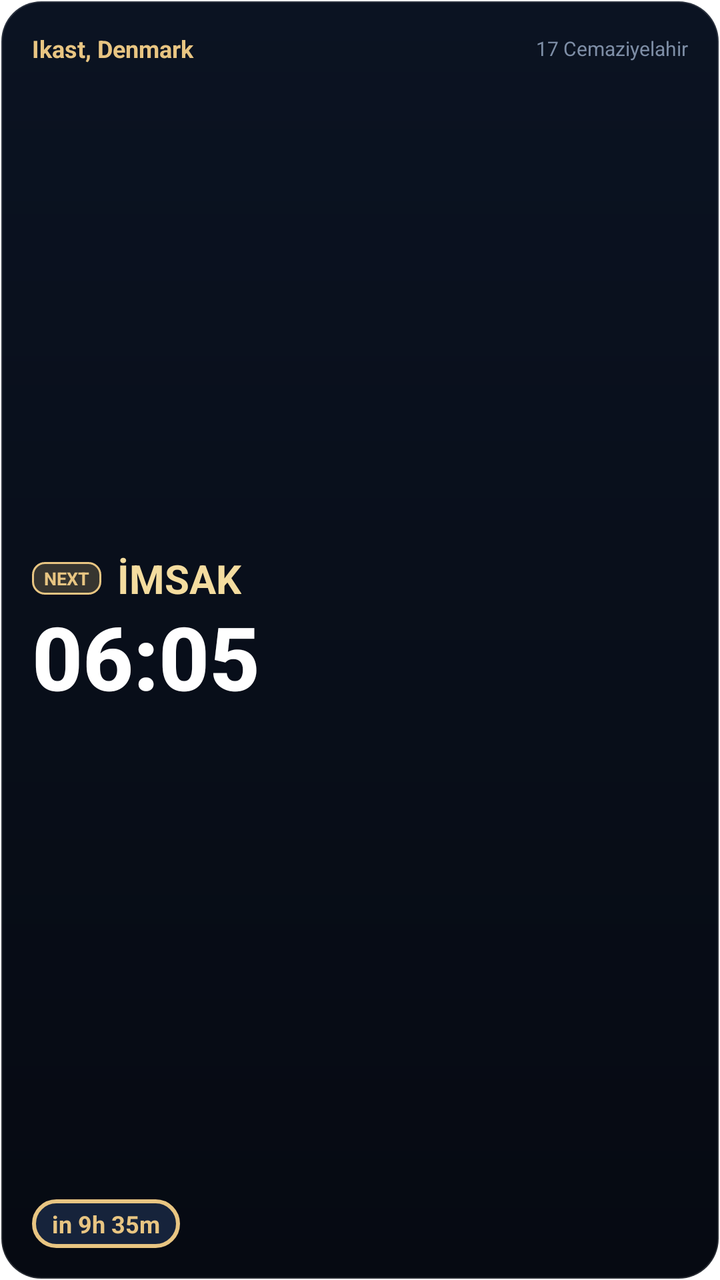
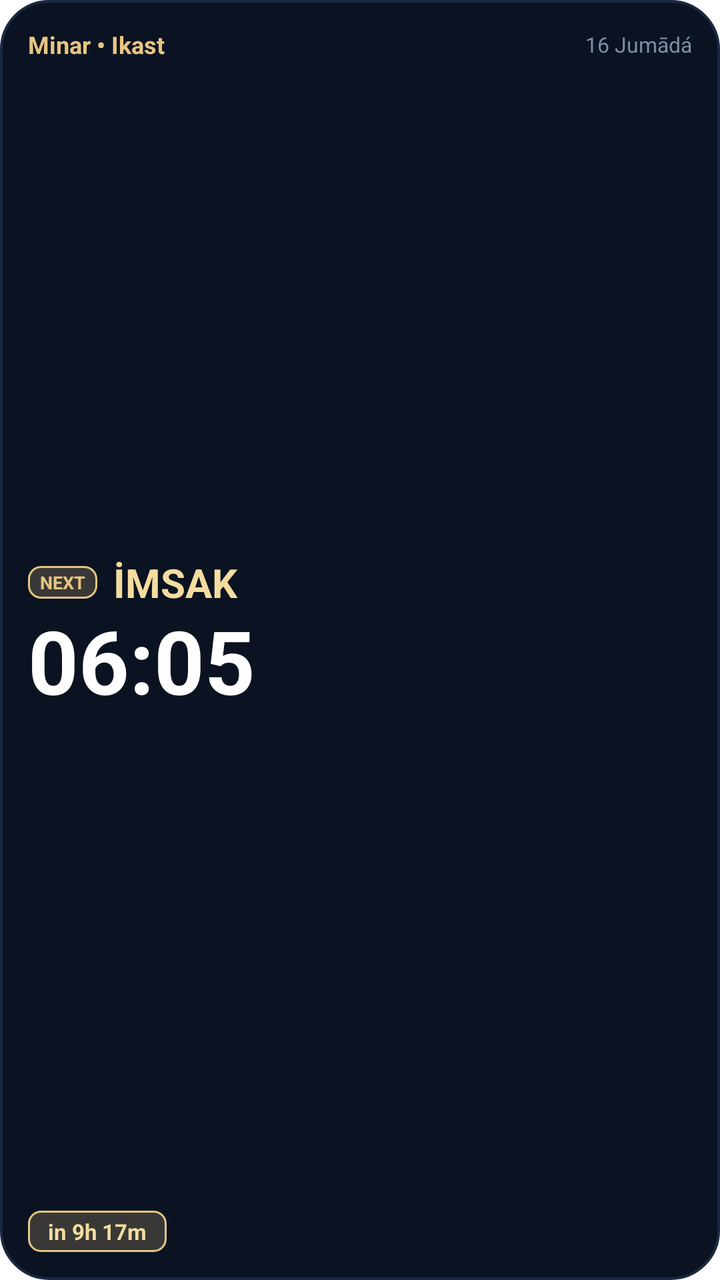

Before-and-after screenshots of an Android layout around one commit, followed by the original layout XML and the change that was made.
<!-- AndroidManifest.xml: fallback theme Theme.MaterialComponents.DayNight.NoActionBar -->
<!-- res/layout/widget_next_prayer.xml -->
<?xml version="1.0" encoding="utf-8"?>
<RelativeLayout xmlns:android="http://schemas.android.com/apk/res/android"
    android:id="@+id/widget_next_prayer_root"
    android:layout_width="match_parent"
    android:layout_height="match_parent"
    android:background="@drawable/widget_card_bg"
    android:padding="16dp">

    
    <LinearLayout
        android:id="@+id/widget_next_header"
        android:layout_width="match_parent"
        android:layout_height="wrap_content"
        android:layout_alignParentTop="true"
        android:gravity="center_vertical"
        android:orientation="horizontal">

        <TextView
            android:id="@+id/widget_next_city"
            android:layout_width="0dp"
            android:layout_height="wrap_content"
            android:layout_weight="1"
            android:ellipsize="end"
            android:maxLines="1"
            android:text="Ikast, Denmark"
            android:textColor="#E8C582"
            android:textSize="12sp"
            android:textStyle="bold" />

        <TextView
            android:id="@+id/widget_next_hijri"
            android:layout_width="wrap_content"
            android:layout_height="wrap_content"
            android:ellipsize="end"
            android:maxLines="1"
            android:text="17 Cemaziyelahir"
            android:textColor="#7E8EA6"
            android:textSize="10sp" />
    </LinearLayout>

    
    <LinearLayout
        android:layout_width="match_parent"
        android:layout_height="wrap_content"
        android:layout_above="@+id/widget_next_remaining_container"
        android:layout_below="@id/widget_next_header"
        android:gravity="center_vertical"
        android:orientation="vertical">

        
        <LinearLayout
            android:layout_width="wrap_content"
            android:layout_height="wrap_content"
            android:gravity="center_vertical"
            android:orientation="horizontal">

            <TextView
                android:id="@+id/widget_next_badge"
                android:layout_width="wrap_content"
                android:layout_height="wrap_content"
                android:background="@drawable/widget_pill_gold"
                android:paddingHorizontal="6dp"
                android:paddingVertical="2dp"
                android:text="NEXT"
                android:textColor="#E8C582"
                android:textSize="9sp"
                android:textStyle="bold" />

            <TextView
                android:id="@+id/widget_next_name"
                android:layout_width="wrap_content"
                android:layout_height="wrap_content"
                android:layout_marginStart="8dp"
                android:ellipsize="end"
                android:maxLines="1"
                android:text="İMSAK"
                android:textColor="#F4DC9F"
                android:textSize="20sp"
                android:textStyle="bold" />
        </LinearLayout>

        
        <TextView
            android:id="@+id/widget_next_time"
            android:layout_width="wrap_content"
            android:layout_height="wrap_content"
            android:layout_marginTop="2dp"
            android:fontFamily="sans-serif-medium"
            android:includeFontPadding="false"
            android:text="06:05"
            android:textColor="#FFFFFF"
            android:textSize="44sp"
            android:textStyle="bold" />
    </LinearLayout>

    
    <LinearLayout
        android:id="@+id/widget_next_remaining_container"
        android:layout_width="wrap_content"
        android:layout_height="wrap_content"
        android:layout_alignParentBottom="true"
        android:background="@drawable/widget_cell_active"
        android:gravity="center_vertical"
        android:paddingHorizontal="10dp"
        android:paddingVertical="4dp">

        <TextView
            android:id="@+id/widget_next_remaining"
            android:layout_width="wrap_content"
            android:layout_height="wrap_content"
            android:text="in 9h 35m"
            android:textColor="#E8C582"
            android:textSize="12sp"
            android:textStyle="bold" />
    </LinearLayout>

</RelativeLayout>
<!-- resources referenced by this layout -->
<resources>
  <!-- drawable widget_card_bg (drawable) -->
  <?xml version="1.0" encoding="utf-8"?>
  <shape xmlns:android="http://schemas.android.com/apk/res/android"
      android:shape="rectangle">
      <gradient
          android:angle="270"
          android:startColor="#0B1322"
          android:endColor="#060A12"
          android:type="linear" />
      <corners android:radius="20dp" />
      <stroke
          android:width="1.2dp"
          android:color="#22FFFFFF" />
  </shape>
  <!-- drawable widget_cell_active (drawable) -->
  <?xml version="1.0" encoding="utf-8"?>
  <shape xmlns:android="http://schemas.android.com/apk/res/android"
      android:shape="rectangle">
      <solid android:color="#16233B" />
      <corners android:radius="12dp" />
      <stroke
          android:width="2dp"
          android:color="#E8C582" />
  </shape>
  <!-- drawable widget_pill_gold (drawable) -->
  <?xml version="1.0" encoding="utf-8"?>
  <shape xmlns:android="http://schemas.android.com/apk/res/android"
      android:shape="rectangle">
      <solid android:color="#35E8C582" />
      <corners android:radius="6dp" />
      <stroke
          android:width="1dp"
          android:color="#E8C582" />
  </shape>
</resources>

<!-- the commit's change to res/layout/widget_next_prayer.xml (unified diff, before → after) -->
@@ -3,8 +3,8 @@
     android:id="@+id/widget_next_prayer_root"
     android:layout_width="match_parent"
     android:layout_height="match_parent"
-    android:background="@drawable/widget_card_bg"
-    android:padding="16dp">
+    android:background="@drawable/widget_bg_midnight"
+    android:padding="14dp">
 
     
     <LinearLayout
@@ -22,7 +22,7 @@
             android:layout_weight="1"
             android:ellipsize="end"
             android:maxLines="1"
-            android:text="Ikast, Denmark"
+            android:text="Minar • Ikast"
             android:textColor="#E8C582"
             android:textSize="12sp"
             android:textStyle="bold" />
@@ -33,9 +33,9 @@
             android:layout_height="wrap_content"
             android:ellipsize="end"
             android:maxLines="1"
-            android:text="17 Cemaziyelahir"
+            android:text="16 Jumādá"
             android:textColor="#7E8EA6"
-            android:textSize="10sp" />
+            android:textSize="10.5sp" />
     </LinearLayout>
 
     
@@ -85,7 +85,6 @@
             android:layout_width="wrap_content"
             android:layout_height="wrap_content"
             android:layout_marginTop="2dp"
-            android:fontFamily="sans-serif-medium"
             android:includeFontPadding="false"
             android:text="06:05"
             android:textColor="#FFFFFF"
@@ -99,19 +98,17 @@
         android:layout_width="wrap_content"
         android:layout_height="wrap_content"
         android:layout_alignParentBottom="true"
-        android:background="@drawable/widget_cell_active"
-        android:gravity="center_vertical"
+        android:background="@drawable/widget_pill_gold"
         android:paddingHorizontal="10dp"
-        android:paddingVertical="4dp">
+        android:paddingVertical="3dp">
 
         <TextView
             android:id="@+id/widget_next_remaining"
             android:layout_width="wrap_content"
             android:layout_height="wrap_content"
-            android:text="in 9h 35m"
-            android:textColor="#E8C582"
-            android:textSize="12sp"
+            android:text="in 9h 17m"
+            android:textColor="#F4DC9F"
+            android:textSize="11sp"
             android:textStyle="bold" />
     </LinearLayout>
-
 </RelativeLayout>
<!-- resource entries referenced after the edit -->
@@ -1,28 +1,12 @@
 <!-- resources referenced by this layout -->
 <resources>
-  <!-- drawable widget_card_bg (drawable) -->
+  <!-- drawable widget_bg_midnight (drawable) -->
   <?xml version="1.0" encoding="utf-8"?>
   <shape xmlns:android="http://schemas.android.com/apk/res/android"
       android:shape="rectangle">
-      <gradient
-          android:angle="270"
-          android:startColor="#0B1322"
-          android:endColor="#060A12"
-          android:type="linear" />
-      <corners android:radius="20dp" />
-      <stroke
-          android:width="1.2dp"
-          android:color="#22FFFFFF" />
-  </shape>
-  <!-- drawable widget_cell_active (drawable) -->
-  <?xml version="1.0" encoding="utf-8"?>
-  <shape xmlns:android="http://schemas.android.com/apk/res/android"
-      android:shape="rectangle">
-      <solid android:color="#16233B" />
-      <corners android:radius="12dp" />
-      <stroke
-          android:width="2dp"
-          android:color="#E8C582" />
+      <solid android:color="#0B1322" />
+      <stroke android:width="1.2dp" android:color="#1A2840" />
+      <corners android:radius="24dp" />
   </shape>
   <!-- drawable widget_pill_gold (drawable) -->
   <?xml version="1.0" encoding="utf-8"?>
